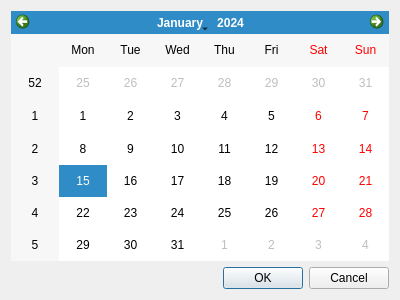
Above: editdate.ui from kc8hfi/fuelmanager before the change. Below: the same form after it.
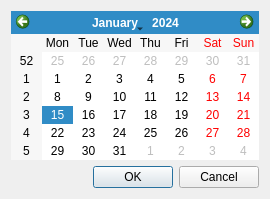
That is the form after the change.

```diff
--- a/editdate.ui
+++ b/editdate.ui
@@ -2,14 +2,6 @@
 <ui version="4.0">
  <class>EditDate</class>
  <widget class="QDialog" name="EditDate">
-  <property name="geometry">
-   <rect>
-    <x>0</x>
-    <y>0</y>
-    <width>400</width>
-    <height>300</height>
-   </rect>
-  </property>
   <property name="windowTitle">
    <string>Dialog</string>
   </property>
```
Left out of the diff: 2 changed lines with no effect on the pictures.
